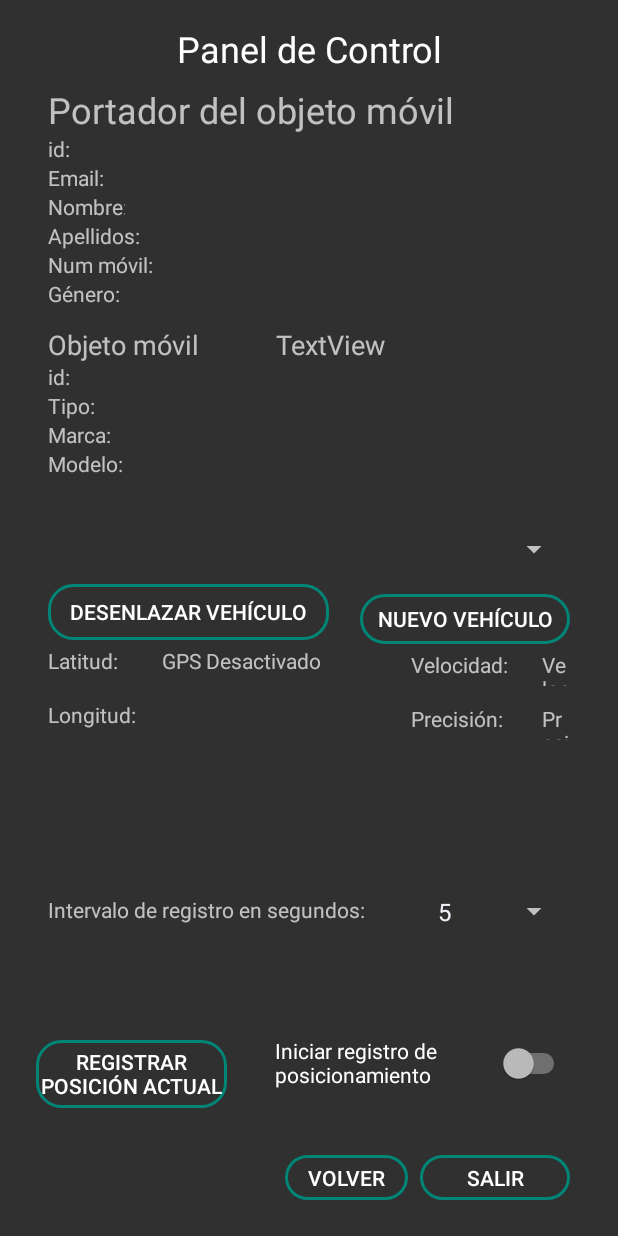
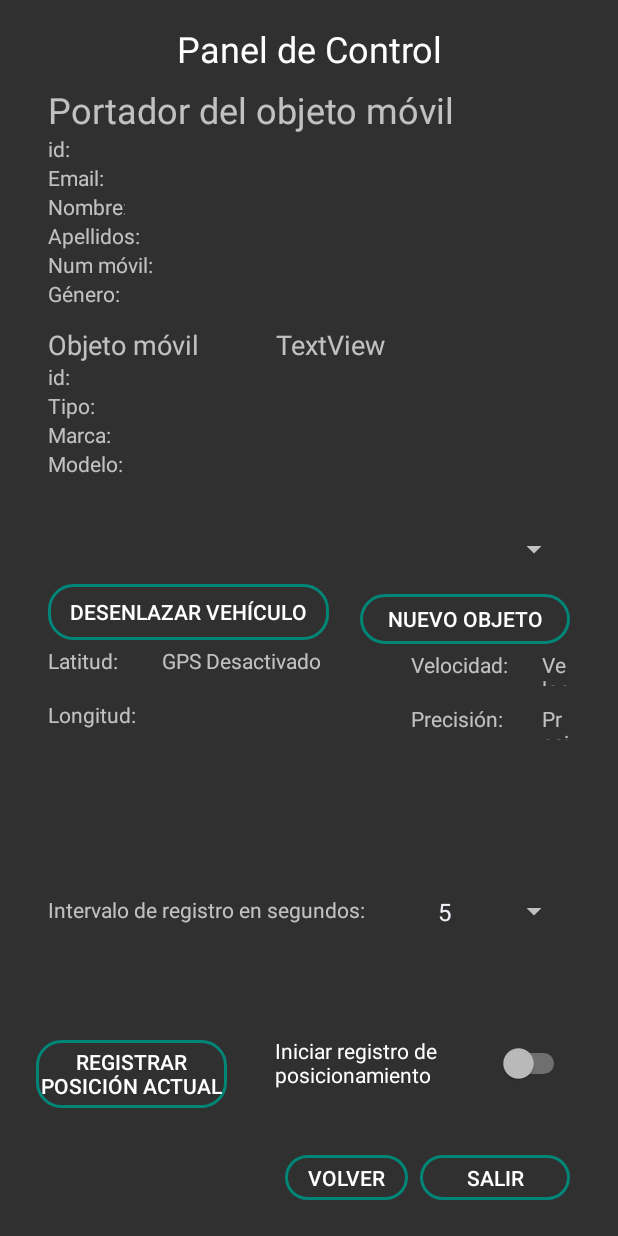
Before and after one commit to avillenam/geoloc, an Android app: the Activity_Usuario_Conectado screen opened directly, with no data from a screen before it, on a phone screen of 412 x 824 dp. Run offline under Robolectric (Android 15) with nearby library versions, the phone set to English and light mode, and no system bars.

Commit message:
versión 4.0

```diff
--- a/app/src/main/res/layout/activity_user_loged.xml
+++ b/app/src/main/res/layout/activity_user_loged.xml
@@ -513,7 +513,7 @@
         android:layout_marginRight="32dp"
         android:layout_marginBottom="32dp"
         android:background="@drawable/button_rounded_border"
-        android:text="Nuevo Vehículo"
+        android:text="Nuevo Objeto"
         app:layout_constraintBottom_toBottomOf="parent"
         app:layout_constraintEnd_toEndOf="parent"
         app:layout_constraintHorizontal_bias="1.0"
```
